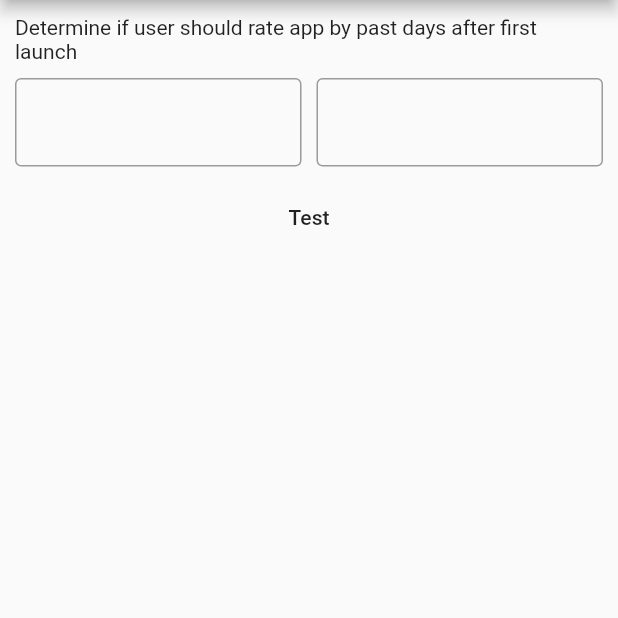
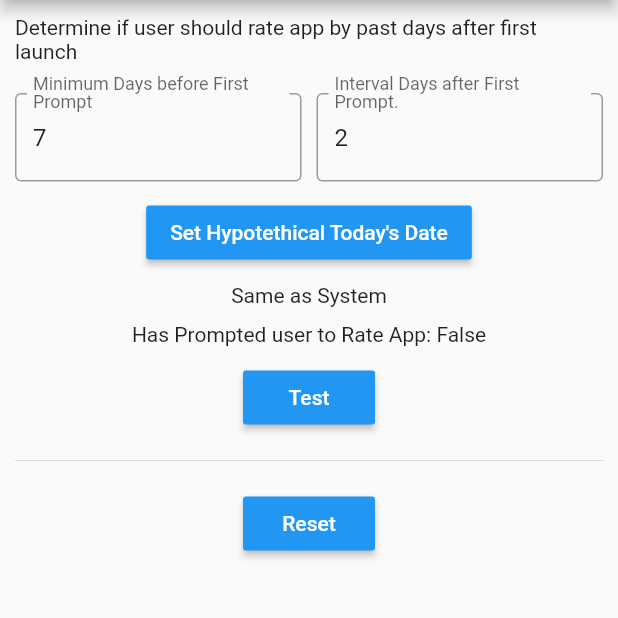
Before and after one commit to francis94c/should_review, a Flutter app: the screen it shows after launch, after a tap on "Test", on a phone screen of 412 x 824 dp, the part 84-702 px from its top. Run offline on Flutter 3.47's test engine with Material 2 defaults, Android fonts, the phone set to English and light mode, and no system bars; our stand-ins replace shared_preferences.

Commit message:
Finished Days Criteria Example.

```diff
--- a/example/lib/main.dart
+++ b/example/lib/main.dart
@@ -1,6 +1,10 @@
 import 'package:flutter/material.dart';
 import 'package:flutter/services.dart';
 import 'package:should_review/should_review.dart';
+
+// For Test Purposes.
+import 'package:should_review/extensions/date_time.dart';
+import 'package:should_review/extensions/should_review.dart';
 
 void main() {
   runApp(const MyApp());
@@ -38,6 +42,17 @@ class _MyHomePageState extends State<MyHomePage> {
   // Keys
   final GlobalKey<FormState> _daysCriteriaFormKey = GlobalKey();
 
+  bool _hasPromptedRateApp = false;
+
+  @override
+  void initState() {
+    super.initState();
+    ShouldReviewExtension
+        .reset(); // Never call this in real use. This is just for testing.
+    _minDaysController.text = '7';
+    _coolDownDaysController.text = '2';
+  }
+
   @override
   Widget build(BuildContext context) {
     return Scaffold(
@@ -54,7 +69,7 @@ class _MyHomePageState extends State<MyHomePage> {
               const Text(
                   "Determine if user should rate app by past days after first launch"),
               const SizedBox(
-                height: 10,
+                height: 20,
               ),
               Row(
                 children: [
@@ -65,7 +80,16 @@ class _MyHomePageState extends State<MyHomePage> {
                       inputFormatters: [
                         FilteringTextInputFormatter.allow(RegExp("[0-9]")),
                       ],
+                      validator: (value) {
+                        if (value == null ||
+                            value.isEmpty ||
+                            int.tryParse(value) == null) {
+                          return 'Please enter a number';
+                        }
+                        return null;
+                      },
                       decoration: const InputDecoration(
+                          label: Text('Minimum Days before First Prompt'),
                           border: OutlineInputBorder(borderSide: BorderSide())),
                     ),
                   ),
@@ -76,11 +100,19 @@ class _MyHomePageState extends State<MyHomePage> {
                     child: TextFormField(
                       controller: _coolDownDaysController,
                       keyboardType: TextInputType.number,
-                      initialValue: "2",
                       inputFormatters: [
                         FilteringTextInputFormatter.allow(RegExp("[0-9]")),
                       ],
+                      validator: (value) {
+                        if (value == null ||
+                            value.isEmpty ||
+                            int.tryParse(value) == null) {
+                          return 'Please enter a number';
+                        }
+                        return null;
+                      },
                       decoration: const InputDecoration(
+                          label: Text('Interval Days after First Prompt.'),
                           border: OutlineInputBorder(borderSide: BorderSide())),
                     ),
                   )
@@ -90,8 +122,51 @@ class _MyHomePageState extends State<MyHomePage> {
                 height: 10,
               ),
               MaterialButton(
+                onPressed: _setHypotethicalTodaysDate,
+                color: Colors.blue,
+                child: const Text(
+                  "Set Hypotethical Today's Date",
+                  style: TextStyle(color: Colors.white),
+                ),
+              ),
+              const SizedBox(
+                height: 10,
+              ),
+              Text(DateTimeExtension.customTime == null
+                  ? "Same as System"
+                  : DateTimeExtension.customTime.toString()),
+              const SizedBox(
+                height: 10,
+              ),
+              Text(
+                "Has Prompted user to Rate App: " +
+                    (_hasPromptedRateApp ? "True" : "False"),
+              ),
+              const SizedBox(
+                height: 10,
+              ),
+              MaterialButton(
                 onPressed: _testShouldRateByDaysCriteria,
-                child: const Text("Test"),
+                color: Colors.blue,
+                child: const Text(
+                  "Test",
+                  style: TextStyle(color: Colors.white),
+                ),
+              ),
+              const SizedBox(
+                height: 10,
+              ),
+              const Divider(),
+              const SizedBox(
+                height: 10,
+              ),
+              MaterialButton(
+                onPressed: _reset,
+                color: Colors.blue,
+                child: const Text(
+                  "Reset",
+                  style: TextStyle(color: Colors.white),
+                ),
               )
             ],
           ),
@@ -100,11 +175,56 @@ class _MyHomePageState extends State<MyHomePage> {
     );
   }
 
+  void _reset() async {
+    await ShouldReviewExtension.reset();
+    setState(() {
+      _hasPromptedRateApp = false;
+      DateTimeExtension.customTime = null;
+    });
+  }
+
+  void _setHypotethicalTodaysDate() async {
+    DateTime? dateTime = await showDatePicker(
+      context: context,
+      initialDate: DateTimeExtension.customTime == null
+          ? DateTime.now()
+          : DateTimeExtension.customTime!,
+      firstDate: DateTime.now(),
+      lastDate: DateTime(2030),
+    );
+
+    if (dateTime != null) {
+      setState(() => DateTimeExtension.customTime = dateTime);
+    }
+  }
+
   void _testShouldRateByDaysCriteria() async {
+    // Validate Form Field.
+    if (!_daysCriteriaFormKey.currentState!.validate()) {
+      return;
+    }
+
+    // ignore: avoid_print
+    print("Checking Prompt Review Possibility");
+
+    // Should Review.
     if (await ShouldReview.shouldReview(
-        minDays: int.parse(_minDaysController.text))) {
-      ScaffoldMessenger.of(context).showSnackBar(const SnackBar(
-          content: Text("Users has been shown a hypotetical review dialog")));
+        criteria: Criteria.days,
+        minDays: int.parse(_minDaysController.text),
+        coolDownDays: int.parse(_coolDownDaysController.text))) {
+      // ignore: avoid_print
+      print("Retruned True");
+      ScaffoldMessenger.of(context).showSnackBar(
+        const SnackBar(
+          content: Text(
+              "User has been shown a hypotetical review dialog, this logic will now return true only on the cool down days interval."),
+          duration: Duration(seconds: 10),
+        ),
+      );
+      setState(() => _hasPromptedRateApp = true);
+    } else {
+      // ignore: avoid_print
+      print("Retruned False");
     }
   }
 }
```
Also changed, not shown: 4 other files.
